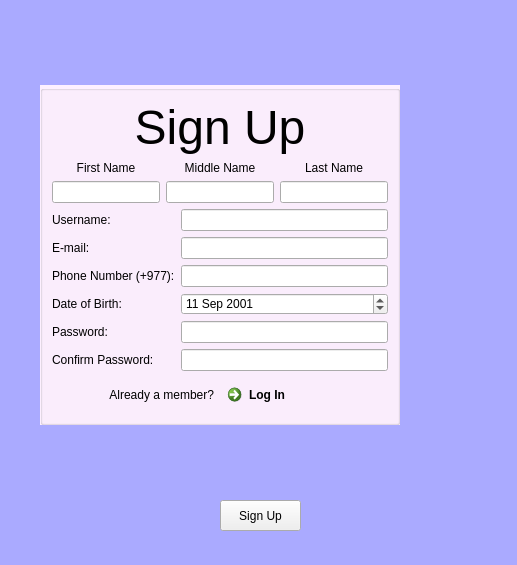
Qt form signup.ui (aavashlamichhane/LibMan) before a commit.
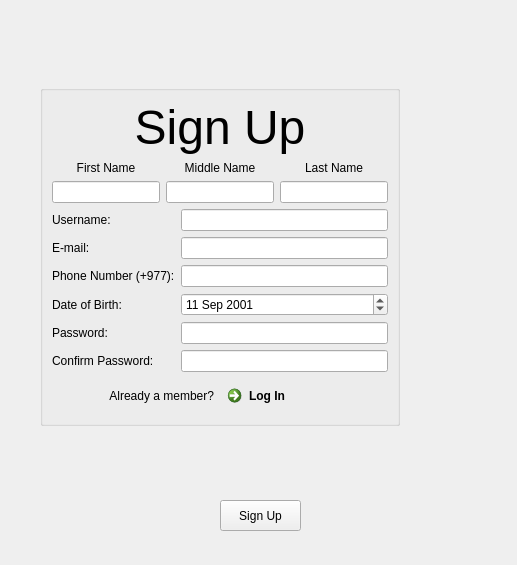
The same form after that commit.

```diff
--- a/signup.ui
+++ b/signup.ui
@@ -14,9 +14,7 @@
    <string>Dialog</string>
   </property>
   <property name="styleSheet">
-   <string notr="true">QMainWindow{background:rgb(170, 170, 255)}
-QGroupBox{background:rgb(253, 240, 255)}
-QDialog{background:rgb(170, 170, 255)}</string>
+   <string notr="true"/>
   </property>
   <widget class="QWidget" name="layoutWidget">
    <property name="geometry">
```
